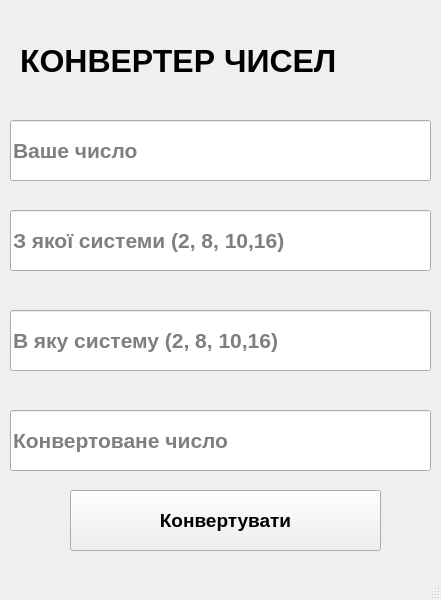
First picture: the form in project_4/design_4.ui, repository Romankrasawa/projectForSchool, before the edit.
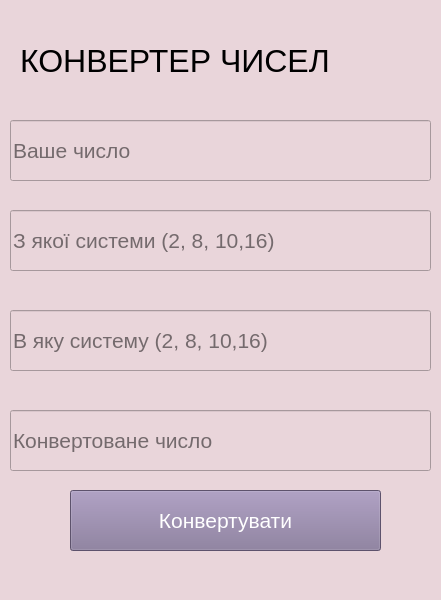
Second picture: the form after the edit.

What changed in the file:
```diff
--- a/project_4/design_4.ui
+++ b/project_4/design_4.ui
@@ -13,6 +13,10 @@
   <property name="windowTitle">
    <string>MainWindow</string>
   </property>
+  <property name="styleSheet">
+   <string notr="true">background-color: rgb(233, 213, 218);
+font: 16pt &quot;Segoe UI&quot;;</string>
+  </property>
   <widget class="QWidget" name="centralwidget">
    <widget class="QLineEdit" name="oldNum">
     <property name="geometry">
@@ -25,9 +29,11 @@
     </property>
     <property name="font">
      <font>
+      <family>Segoe UI</family>
       <pointsize>16</pointsize>
-      <weight>75</weight>
-      <bold>true</bold>
+      <weight>50</weight>
+      <italic>false</italic>
+      <bold>false</bold>
      </font>
     </property>
     <property name="placeholderText">
@@ -45,9 +51,11 @@
     </property>
     <property name="font">
      <font>
+      <family>Segoe UI</family>
       <pointsize>16</pointsize>
-      <weight>75</weight>
-      <bold>true</bold>
+      <weight>50</weight>
+      <italic>false</italic>
+      <bold>false</bold>
      </font>
     </property>
     <property name="placeholderText">
@@ -65,9 +73,11 @@
     </property>
     <property name="font">
      <font>
+      <family>Segoe UI</family>
       <pointsize>16</pointsize>
-      <weight>75</weight>
-      <bold>true</bold>
+      <weight>50</weight>
+      <italic>false</italic>
+      <bold>false</bold>
      </font>
     </property>
     <property name="placeholderText">
@@ -85,9 +95,11 @@
     </property>
     <property name="font">
      <font>
+      <family>Segoe UI</family>
       <pointsize>16</pointsize>
-      <weight>75</weight>
-      <bold>true</bold>
+      <weight>50</weight>
+      <italic>false</italic>
+      <bold>false</bold>
      </font>
     </property>
     <property name="placeholderText">
@@ -105,11 +117,16 @@
     </property>
     <property name="font">
      <font>
+      <family>Segoe UI</family>
       <pointsize>24</pointsize>
-      <weight>75</weight>
-      <bold>true</bold>
+      <weight>50</weight>
+      <italic>false</italic>
+      <bold>false</bold>
      </font>
     </property>
+    <property name="styleSheet">
+     <string notr="true">font: 24pt &quot;Segoe UI&quot;;</string>
+    </property>
     <property name="text">
      <string>КОНВЕРТЕР ЧИСЕЛ</string>
     </property>
@@ -125,9 +142,11 @@
     </property>
     <property name="font">
      <font>
-      <pointsize>14</pointsize>
-      <weight>75</weight>
-      <bold>true</bold>
+      <family>Segoe UI</family>
+      <pointsize>16</pointsize>
+      <weight>50</weight>
+      <italic>false</italic>
+      <bold>false</bold>
      </font>
     </property>
     <property name="mouseTracking">
@@ -136,6 +155,10 @@
     <property name="autoFillBackground">
      <bool>false</bool>
     </property>
+    <property name="styleSheet">
+     <string notr="true">background-color: rgb(130, 115, 151);
+color:white;</string>
+    </property>
     <property name="text">
      <string>Конвертувати</string>
     </property>
```
